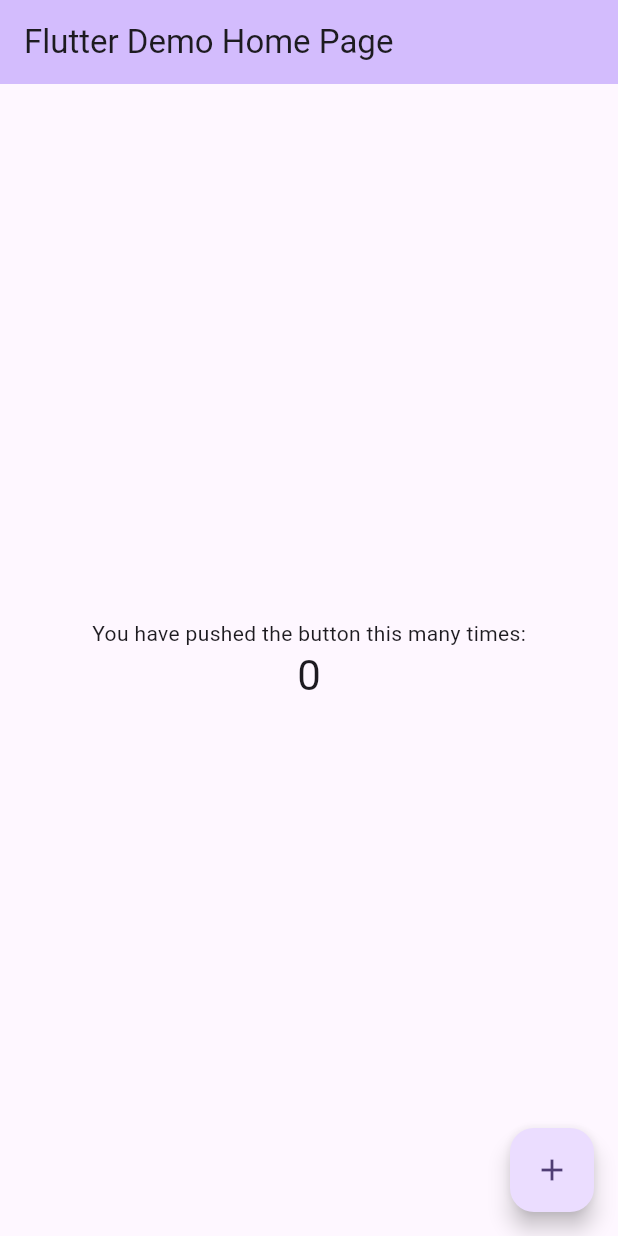
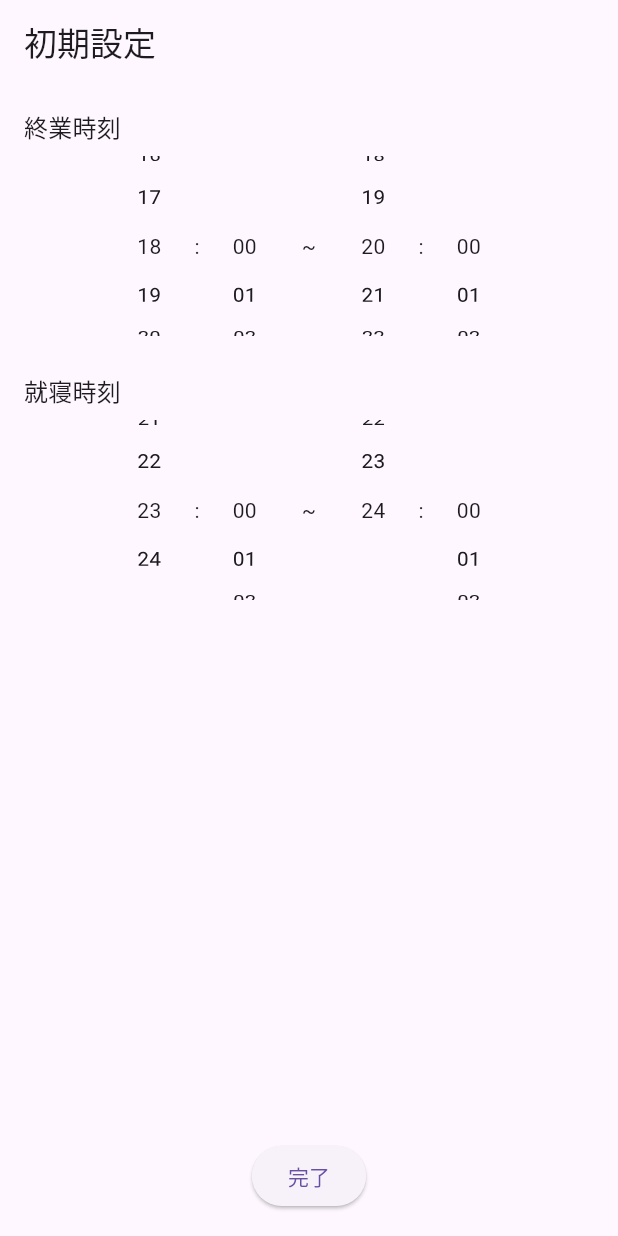
Before and after one commit to akamatrixxx/justtime, a Flutter app: the screen it shows after launch, on a phone screen of 412 x 824 dp. Run offline on Flutter 3.47's test engine with Material 3 defaults, Android fonts, the phone set to English and light mode, and no system bars.

Commit message:
チュートリアル作成

```diff
--- a/lib/logic/app_start/app_start_service.dart
+++ b/lib/logic/app_start/app_start_service.dart
@@ -0,0 +1,11 @@
+class AppStartService {
+  bool _isFirstLaunch = true; // ← 今は仮。後でSQLiteにする
+
+  bool isFirstLaunch() {
+    return _isFirstLaunch;
+  }
+
+  void completeTutorial() {
+    _isFirstLaunch = false;
+  }
+}
--- /dev/null
+++ b/lib/logic/state/app_state.dart
@@ -0,0 +1 @@
+enum AppState { tutorial, messageS3 }
--- a/lib/logic/state/state_judge_service.dart
+++ b/lib/logic/state/state_judge_service.dart
@@ -0,0 +1,8 @@
+import 'app_state.dart';
+
+class StateJudgeService {
+  AppState judgeAfterTutorial() {
+    // 今回は問答無用でS3
+    return AppState.messageS3;
+  }
+}
--- a/lib/main.dart
+++ b/lib/main.dart
@@ -1,122 +1,68 @@
 import 'package:flutter/material.dart';
+import 'logic/app_start/app_start_service.dart';
+import 'logic/state/state_judge_service.dart';
+import 'logic/state/app_state.dart';
+import 'ui/tutorial/tutorial_page.dart';
+import 'ui/message/message_page.dart';
 
 void main() {
   runApp(const MyApp());
 }
 
-class MyApp extends StatelessWidget {
+class MyApp extends StatefulWidget {
   const MyApp({super.key});
 
-  // This widget is the root of your application.
   @override
-  Widget build(BuildContext context) {
-    return MaterialApp(
-      title: 'Flutter Demo',
-      theme: ThemeData(
-        // This is the theme of your application.
-        //
-        // TRY THIS: Try running your application with "flutter run". You'll see
-        // the application has a purple toolbar. Then, without quitting the app,
-        // try changing the seedColor in the colorScheme below to Colors.green
-        // and then invoke "hot reload" (save your changes or press the "hot
-        // reload" button in a Flutter-supported IDE, or press "r" if you used
-        // the command line to start the app).
-        //
-        // Notice that the counter didn't reset back to zero; the application
-        // state is not lost during the reload. To reset the state, use hot
-        // restart instead.
-        //
-        // This works for code too, not just values: Most code changes can be
-        // tested with just a hot reload.
-        colorScheme: .fromSeed(seedColor: Colors.deepPurple),
-      ),
-      home: const MyHomePage(title: 'Flutter Demo Home Page'),
-    );
-  }
+  State<MyApp> createState() => _MyAppState();
 }
 
-class MyHomePage extends StatefulWidget {
-  const MyHomePage({super.key, required this.title});
+class _MyAppState extends State<MyApp> {
+  final appStartService = AppStartService();
+  final stateJudgeService = StateJudgeService();
 
-  // This widget is the home page of your application. It is stateful, meaning
-  // that it has a State object (defined below) that contains fields that affect
-  // how it looks.
-
-  // This class is the configuration for the state. It holds the values (in this
-  // case the title) provided by the parent (in this case the App widget) and
-  // used by the build method of the State. Fields in a Widget subclass are
-  // always marked "final".
-
-  final String title;
+  AppState? _state;
 
   @override
-  State<MyHomePage> createState() => _MyHomePageState();
-}
+  void initState() {
+    super.initState();
+    onAppStart();
+  }
 
-class _MyHomePageState extends State<MyHomePage> {
-  int _counter = 0;
+  void onAppStart() {
+    if (appStartService.isFirstLaunch()) {
+      setState(() {
+        _state = AppState.tutorial;
+      });
+    } else {
+      setState(() {
+        _state = AppState.messageS3;
+      });
+    }
+  }
 
-  void _incrementCounter() {
+  void onTutorialCompleted() {
+    appStartService.completeTutorial();
+    final nextState = stateJudgeService.judgeAfterTutorial();
+
     setState(() {
-      // This call to setState tells the Flutter framework that something has
-      // changed in this State, which causes it to rerun the build method below
-      // so that the display can reflect the updated values. If we changed
-      // _counter without calling setState(), then the build method would not be
-      // called again, and so nothing would appear to happen.
-      _counter++;
+      _state = nextState;
     });
   }
 
   @override
   Widget build(BuildContext context) {
-    // This method is rerun every time setState is called, for instance as done
-    // by the _incrementCounter method above.
-    //
-    // The Flutter framework has been optimized to make rerunning build methods
-    // fast, so that you can just rebuild anything that needs updating rather
-    // than having to individually change instances of widgets.
-    return Scaffold(
-      appBar: AppBar(
-        // TRY THIS: Try changing the color here to a specific color (to
-        // Colors.amber, perhaps?) and trigger a hot reload to see the AppBar
-        // change color while the other colors stay the same.
-        backgroundColor: Theme.of(context).colorScheme.inversePrimary,
-        // Here we take the value from the MyHomePage object that was created by
-        // the App.build method, and use it to set our appbar title.
-        title: Text(widget.title),
-      ),
-      body: Center(
-        // Center is a layout widget. It takes a single child and positions it
-        // in the middle of the parent.
-        child: Column(
-          // Column is also a layout widget. It takes a list of children and
-          // arranges them vertically. By default, it sizes itself to fit its
-          // children horizontally, and tries to be as tall as its parent.
-          //
-          // Column has various properties to control how it sizes itself and
-          // how it positions its children. Here we use mainAxisAlignment to
-          // center the children vertically; the main axis here is the vertical
-          // axis because Columns are vertical (the cross axis would be
-          // horizontal).
-          //
-          // TRY THIS: Invoke "debug painting" (choose the "Toggle Debug Paint"
-          // action in the IDE, or press "p" in the console), to see the
-          // wireframe for each widget.
-          mainAxisAlignment: .center,
-          children: [
-            const Text('You have pushed the button this many times:'),
-            Text(
-              '$_counter',
-              style: Theme.of(context).textTheme.headlineMedium,
-            ),
-          ],
-        ),
-      ),
-      floatingActionButton: FloatingActionButton(
-        onPressed: _incrementCounter,
-        tooltip: 'Increment',
-        child: const Icon(Icons.add),
-      ),
-    );
+    if (_state == null) {
+      return const MaterialApp(home: Scaffold());
+    }
+
+    switch (_state!) {
+      case AppState.tutorial:
+        return MaterialApp(
+          home: TutorialPage(onCompleted: onTutorialCompleted),
+        );
+
+      case AppState.messageS3:
+        return const MaterialApp(home: MessagePage(message: 'お疲れさまでした。'));
+    }
   }
 }
--- a/lib/ui/tutorial/tutorial_page.dart
+++ b/lib/ui/tutorial/tutorial_page.dart
@@ -0,0 +1,188 @@
+import 'package:flutter/material.dart';
+import '../../logic/initial_setup/initial_setup_service.dart';
+
+class TutorialPage extends StatefulWidget {
+  final VoidCallback onCompleted;
+
+  const TutorialPage({super.key, required this.onCompleted});
+
+  @override
+  State<TutorialPage> createState() => _TutorialPageState();
+}
+
+class _TutorialPageState extends State<TutorialPage> {
+  // 終業時間帯（デフォルト）
+  int workStartHour = 18;
+  int workStartMinute = 0;
+  int workEndHour = 20;
+  int workEndMinute = 0;
+
+  // 就寝時間帯（デフォルト）
+  int sleepStartHour = 23;
+  int sleepStartMinute = 0;
+  int sleepEndHour = 24;
+  int sleepEndMinute = 0;
+
+  final _service = InitialSetupService();
+
+  @override
+  Widget build(BuildContext context) {
+    return Scaffold(
+      appBar: AppBar(title: const Text('初期設定')),
+      body: Padding(
+        padding: const EdgeInsets.all(16),
+        child: Column(
+          children: [
+            TimeRangeInput(
+              title: '終業時刻',
+              startHour: workStartHour,
+              startMinute: workStartMinute,
+              endHour: workEndHour,
+              endMinute: workEndMinute,
+              onStartChanged: (h, m) =>
+                  setState(() => {workStartHour = h, workStartMinute = m}),
+              onEndChanged: (h, m) =>
+                  setState(() => {workEndHour = h, workEndMinute = m}),
+            ),
+            const SizedBox(height: 24),
+            TimeRangeInput(
+              title: '就寝時刻',
+              startHour: sleepStartHour,
+              startMinute: sleepStartMinute,
+              endHour: sleepEndHour,
+              endMinute: sleepEndMinute,
+              onStartChanged: (h, m) =>
+                  setState(() => {sleepStartHour = h, sleepStartMinute = m}),
+              onEndChanged: (h, m) =>
+                  setState(() => {sleepEndHour = h, sleepEndMinute = m}),
+            ),
+            const Spacer(),
+            ElevatedButton(
+              onPressed: _completeTutorial,
+              child: const Text('完了'),
+            ),
+          ],
+        ),
+      ),
+    );
+  }
+
+  void _completeTutorial() {
+    _service.completeInitialSetup(
+      workStartHour: workStartHour,
+      workStartMinute: workStartMinute,
+      workEndHour: workEndHour,
+      workEndMinute: workEndMinute,
+      sleepStartHour: sleepStartHour,
+      sleepStartMinute: sleepStartMinute,
+      sleepEndHour: sleepEndHour,
+      sleepEndMinute: sleepEndMinute,
+    );
+
+    widget.onCompleted();
+  }
+}
+
+class _FinishPage extends StatelessWidget {
+  const _FinishPage();
+
+  @override
+  Widget build(BuildContext context) {
+    return const Scaffold(
+      body: Center(child: Text('お疲れさまでした。', style: TextStyle(fontSize: 24))),
+    );
+  }
+}
+
+class TimeWheel extends StatelessWidget {
+  final int value;
+  final int max;
+  final ValueChanged<int> onChanged;
+
+  const TimeWheel({
+    super.key,
+    required this.value,
+    required this.max,
+    required this.onChanged,
+  });
+
+  @override
+  Widget build(BuildContext context) {
+    return SizedBox(
+      width: 60,
+      height: 120,
+      child: ListWheelScrollView.useDelegate(
+        controller: FixedExtentScrollController(initialItem: value),
+        itemExtent: 32,
+        onSelectedItemChanged: onChanged,
+        childDelegate: ListWheelChildBuilderDelegate(
+          childCount: max + 1,
+          builder: (_, i) => Center(child: Text(i.toString().padLeft(2, '0'))),
+        ),
+      ),
+    );
+  }
+}
+
+class TimeRangeInput extends StatelessWidget {
+  final String title;
+  final int startHour;
+  final int startMinute;
+  final int endHour;
+  final int endMinute;
+  final void Function(int h, int m) onStartChanged;
+  final void Function(int h, int m) onEndChanged;
+
+  const TimeRangeInput({
+    super.key,
+    required this.title,
+    required this.startHour,
+    required this.startMinute,
+    required this.endHour,
+    required this.endMinute,
+    required this.onStartChanged,
+    required this.onEndChanged,
+  });
+
+  @override
+  Widget build(BuildContext context) {
+    return Column(
+      crossAxisAlignment: CrossAxisAlignment.start,
+      children: [
+        Text(title, style: Theme.of(context).textTheme.titleMedium),
+        const SizedBox(height: 8),
+        Row(
+          mainAxisAlignment: MainAxisAlignment.center,
+          children: [
+            TimeWheel(
+              value: startHour,
+              max: 24,
+              onChanged: (h) => onStartChanged(h, startMinute),
+            ),
+            const Text(':'),
+            TimeWheel(
+              value: startMinute,
+              max: 59,
+              onChanged: (m) => onStartChanged(startHour, m),
+            ),
+            const Padding(
+              padding: EdgeInsets.symmetric(horizontal: 8),
+              child: Text('~'),
+            ),
+            TimeWheel(
+              value: endHour,
+              max: 24,
+              onChanged: (h) => onEndChanged(h, endMinute),
+            ),
+            const Text(':'),
+            TimeWheel(
+              value: endMinute,
+              max: 59,
+              onChanged: (m) => onEndChanged(endHour, m),
+            ),
+          ],
+        ),
+      ],
+    );
+  }
+}
```
Also changed, not shown: lib/data/model/user_setting.dart (+22 -0 lines), lib/logic/initial_setup/initial_setup_service.dart (+42 -0 lines), lib/ui/message/message_page.dart (+14 -0 lines).
